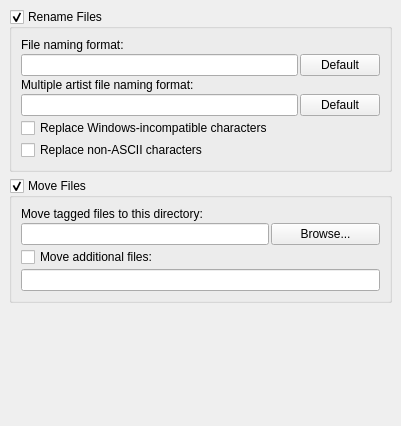
The window that ui/options_naming.ui (metabrainz/picard) describes before a commit, drawn with Qt 5.
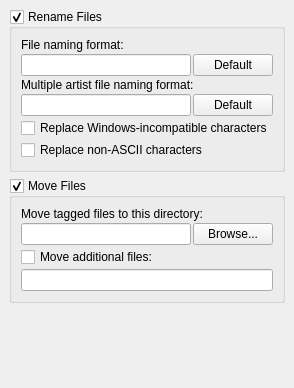
The same window after the commit.

Commit message: New tagger script parser, new plugin system, options page with plugin list.

Diff of the .ui file:
```diff
--- a/ui/options_naming.ui
+++ b/ui/options_naming.ui
@@ -5,8 +5,8 @@
    <rect>
     <x>0</x>
     <y>0</y>
-    <width>401</width>
-    <height>426</height>
+    <width>284</width>
+    <height>388</height>
    </rect>
   </property>
   <layout class="QVBoxLayout" >
@@ -143,8 +143,8 @@
      </property>
      <property name="sizeHint" >
       <size>
-       <width>383</width>
-       <height>51</height>
+       <width>111</width>
+       <height>76</height>
       </size>
      </property>
     </spacer>
```
The commit also changes 29 other files.
